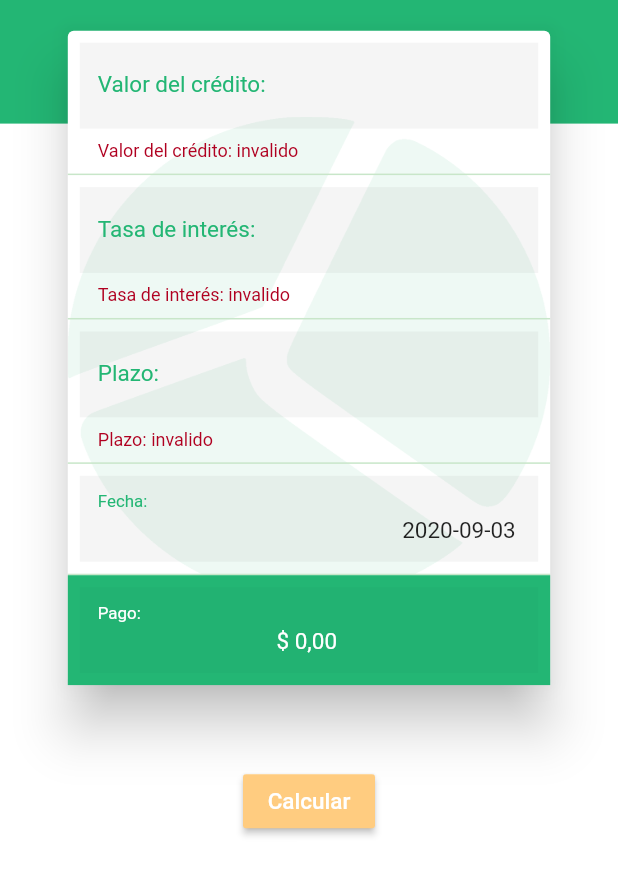
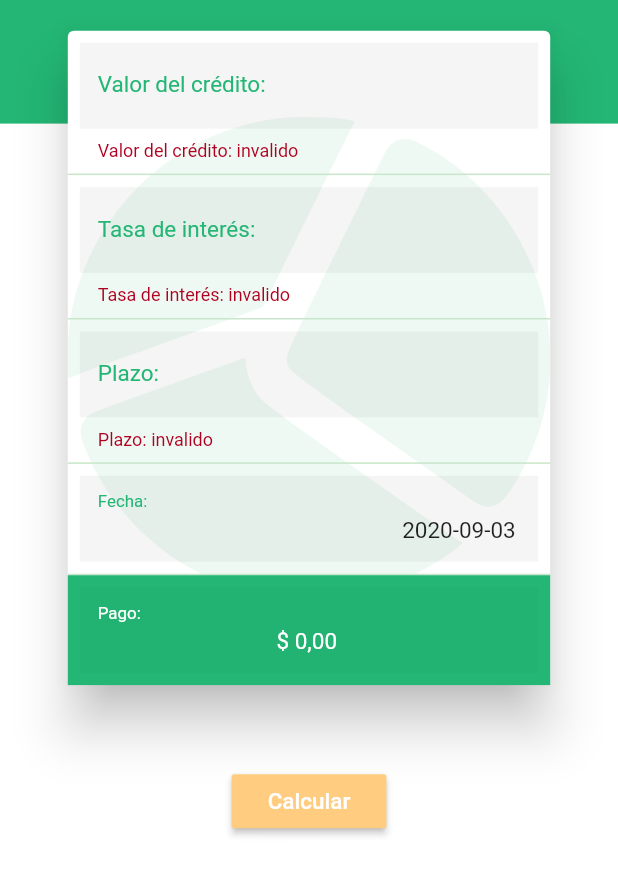
Before and after one commit to Yeins12/estadoCuenta, a Flutter app: the CreditSimulatorPage screen opened directly, after a tap on "Calcular", on a phone screen of 412 x 824 dp. Shown: the top 875 px of the screen. Run offline on Flutter 3.47's test engine with Material 2 defaults, Android fonts, the phone set to English and light mode, and no system bars; our stand-ins replace avatar_glow, cached_network_image, connectivity, flutter_local_notifications, get, open_file and 5 more; missing offline and left inert: ext_storage; accounts and stored records are empty.

Commit message:
Se corrigen errores de calculadora, medidas padding para tablet

```diff
--- a/lib/pages/Account/account_page.dart
+++ b/lib/pages/Account/account_page.dart
@@ -225,7 +225,6 @@ class _AccountPageState extends State<AccountPage> {
   @override
   Widget build(BuildContext context) {
     medidaReferenciaAlto = MediaQuery.of(context).size.height;
-    print(medidaReferenciaAlto);
     return WillPopScope(
       onWillPop: () async => false,
       child: Scaffold(
--- a/lib/pages/home_page.dart
+++ b/lib/pages/home_page.dart
@@ -107,7 +107,7 @@ class _HomePageState extends State<HomePage> {
   @override
   Widget build(BuildContext context) {
     double medidaReferenciaAlto = MediaQuery.of(context).size.height;
-    double medidaReferenciaAncho = MediaQuery.of(context).size.height;
+    double medidaReferenciaAncho = MediaQuery.of(context).size.width;
     List<Widget> drawerOptions = [];
     for (var i = 0; i < widget.drawerItems.length; i++) {
       var d = widget.drawerItems[i];
--- a/lib/pages/menu_pages/credit_simulator_page.dart
+++ b/lib/pages/menu_pages/credit_simulator_page.dart
@@ -125,9 +125,12 @@ class _CreditSimulatorPageState extends State<CreditSimulatorPage> {
       },
       color: Colors.orange[200],
       textColor: Colors.white,
-      child: Text(
-        _clear ? 'Limpiar' : 'Calcular',
-        style: TextStyle(fontSize: letraTextoTamanno(medida)),
+      child: Padding(
+        padding: EdgeInsets.all(paddingAll(medida)),
+        child: Text(
+          _clear ? 'Limpiar' : 'Calcular',
+          style: TextStyle(fontSize: letraTextoTamanno(medida)),
+        ),
       ),
     );
   }
@@ -144,8 +147,11 @@ class _CreditSimulatorPageState extends State<CreditSimulatorPage> {
             })),
             color: primaryColor,
             textColor: Colors.white,
-            child: Text('+  Ver amortización',
-                style: TextStyle(fontSize: letraTextoTamanno(medida))),
+            child: Padding(
+              padding: EdgeInsets.all(paddingAll(medida)),
+              child: Text('+  Ver amortización',
+                  style: TextStyle(fontSize: letraTextoTamanno(medida))),
+            ),
           ),
         ),
       ],
@@ -205,6 +211,7 @@ class _CreditSimulatorPageState extends State<CreditSimulatorPage> {
         textAlign: TextAlign.right,
         validator: (value) {
           if (value.isEmpty ||
+              (type == 2 && value.contains(',')) ||
               (type != 0 &&
                   double.parse(type == 1
                           ? value
--- a/lib/pages/menu_pages/noticias/noticias_page.dart
+++ b/lib/pages/menu_pages/noticias/noticias_page.dart
@@ -83,9 +83,10 @@ class NoticiasPage extends StatelessWidget {
               },
             );
           } else if (snapshot.hasError) {
-            return iconMsgBack(context, Icons.error, 'Ha ocurrido un error', 1);
+            return iconMsgBack(
+                medidaReferenciaAlto, Icons.error, 'Ha ocurrido un error', 1);
           }
-          return Center(child: iconCargando(context));
+          return Center(child: iconCargando(medidaReferenciaAlto));
         });
   }
 
--- a/lib/util/colores.dart
+++ b/lib/util/colores.dart
@@ -329,7 +329,7 @@ paddingAll(medidaReferenciaAlto) {
                               : medidaReferenciaAlto <= xxxxlarga
                                   ? 12
                                   : medidaReferenciaAlto <= xxxxxlarga
-                                      ? 10
+                                      ? 13
                                       : //establecido
                                       medidaReferenciaAlto <= xxxxxxlarga
                                           ? 15
@@ -395,7 +395,7 @@ tamannoIcono(medidaReferenciaAlto) {
                                   : medidaReferenciaAlto <= xxxxxlarga
                                       ? 30
                                       : medidaReferenciaAlto <= xxxxxxlarga
-                                          ? 27
+                                          ? 32
                                           : 27;
 
   return medida;
```
Also changed, not shown: lib/pages/Account/accountDetail_page.dart (+16 -5 lines), lib/pages/Account/amortization_page.dart (+0 -10 lines), lib/pages/menu_pages/notification_page.dart (+6 -4 lines).
